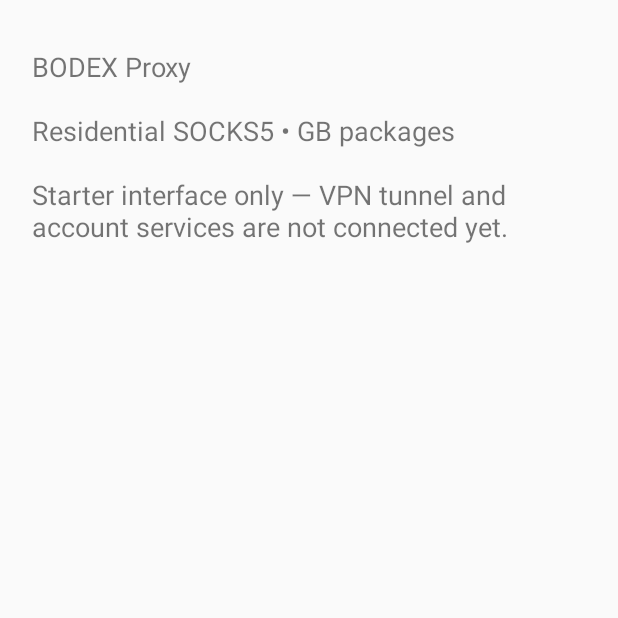
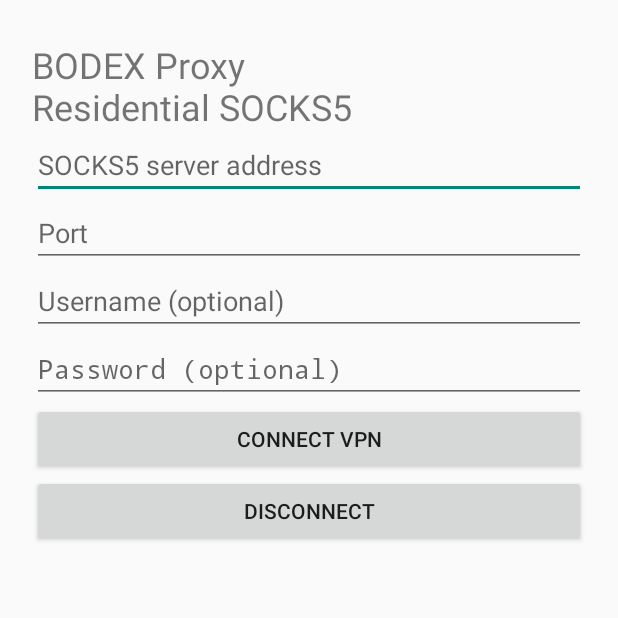
Before and after one commit to bodex625-hash/BODEX-Proxy-Android, an Android app: the screen it shows after launch (MainActivity), on a phone screen of 412 x 824 dp, the top half of it. Run offline under Robolectric (Android 15) with nearby library versions, the phone set to English and light mode, and no system bars.

Commit message:
Connect Android VPN service to Hev JNI tunnel

```diff
--- a/android/app/src/main/java/com/bodex/proxy/MainActivity.kt
+++ b/android/app/src/main/java/com/bodex/proxy/MainActivity.kt
@@ -1,17 +1,78 @@
 package com.bodex.proxy
 
 import android.app.Activity
+import android.content.Intent
+import android.net.VpnService
 import android.os.Bundle
+import android.view.ViewGroup
+import android.widget.Button
+import android.widget.EditText
+import android.widget.LinearLayout
 import android.widget.TextView
+import android.widget.Toast
 
 class MainActivity : Activity() {
+    private lateinit var host: EditText
+    private lateinit var port: EditText
+    private lateinit var username: EditText
+    private lateinit var password: EditText
+
     override fun onCreate(savedInstanceState: Bundle?) {
         super.onCreate(savedInstanceState)
-        val message = TextView(this).apply {
-            text = "BODEX Proxy\n\nResidential SOCKS5 • GB packages\n\nStarter interface only — VPN tunnel and account services are not connected yet."
-            textSize = 18f
-            setPadding(32, 48, 32, 32)
+        val root = LinearLayout(this).apply { orientation = LinearLayout.VERTICAL; setPadding(32, 40, 32, 32) }
+        fun field(label: String, secret: Boolean = false): EditText {
+            return EditText(this).apply {
+                hint = label
+                if (secret) inputType = 129
+                root.addView(this, ViewGroup.LayoutParams.MATCH_PARENT, ViewGroup.LayoutParams.WRAP_CONTENT)
+            }
         }
-        setContentView(message)
+        root.addView(TextView(this).apply { text = "BODEX Proxy\nResidential SOCKS5"; textSize = 24f })
+        host = field("SOCKS5 server address")
+        port = field("Port")
+        username = field("Username (optional)")
+        password = field("Password (optional)", true)
+        root.addView(Button(this).apply { text = "Connect VPN"; setOnClickListener { requestVpn() } })
+        root.addView(Button(this).apply {
+            text = "Disconnect"
+            setOnClickListener {
+                startService(Intent(this@MainActivity, ProxyVpnService::class.java).setAction(ProxyVpnService.ACTION_STOP))
+                Toast.makeText(this@MainActivity, "Disconnect requested", Toast.LENGTH_SHORT).show()
+            }
+        })
+        setContentView(root)
     }
+
+    private fun requestVpn() {
+        val address = host.text.toString().trim()
+        val number = port.text.toString().toIntOrNull()
+        if (address.isBlank() || number == null || number !in 1..65535) {
+            Toast.makeText(this, "Enter a valid SOCKS5 address and port", Toast.LENGTH_LONG).show()
+            return
+        }
+        val permission = VpnService.prepare(this)
+        if (permission != null) {
+            @Suppress("DEPRECATION")
+            startActivityForResult(permission, VPN_REQUEST)
+        } else startTunnel()
+    }
+
+    @Deprecated("Legacy callback for Android compatibility")
+    override fun onActivityResult(requestCode: Int, resultCode: Int, data: Intent?) {
+        super.onActivityResult(requestCode, resultCode, data)
+        if (requestCode == VPN_REQUEST && resultCode == RESULT_OK) startTunnel()
+    }
+
+    private fun startTunnel() {
+        val intent = Intent(this, ProxyVpnService::class.java).apply {
+            putExtra(ProxyVpnService.EXTRA_HOST, host.text.toString().trim())
+            putExtra(ProxyVpnService.EXTRA_PORT, port.text.toString().toInt())
+            putExtra(ProxyVpnService.EXTRA_USERNAME, username.text.toString())
+            putExtra(ProxyVpnService.EXTRA_PASSWORD, password.text.toString())
+        }
+        startService(intent)
+        Toast.makeText(this, "VPN starting", Toast.LENGTH_SHORT).show()
+    }
+
+    companion object { private const val VPN_REQUEST = 701 }
 }
```
